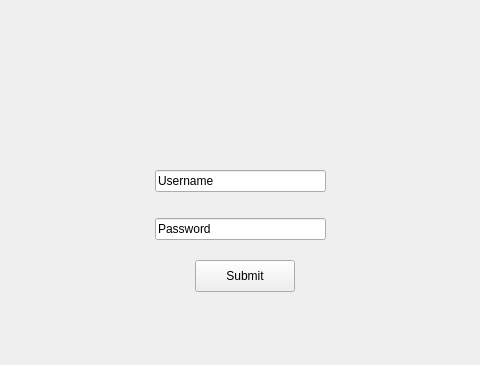
khbminus/fastTyping, file client/src/registerwindow.ui: the form before one commit; both pictures show x 145 to 625 and y 0 to 365 of the 800 by 600 pixel window.
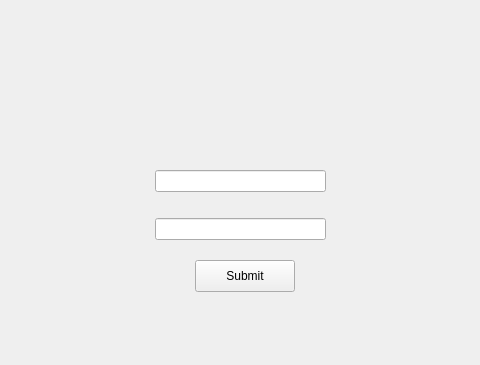
The form after the commit.

The edit to the form file:
```diff
--- a/client/src/registerwindow.ui
+++ b/client/src/registerwindow.ui
@@ -40,7 +40,7 @@
      <string>return</string>
     </property>
    </widget>
-   <widget class="QWidget" name="">
+   <widget class="QWidget" name="layoutWidget">
     <property name="geometry">
      <rect>
       <x>300</x>
@@ -53,14 +53,14 @@
      <item>
       <widget class="QLineEdit" name="Username">
        <property name="text">
-        <string>Username</string>
+        <string/>
        </property>
       </widget>
      </item>
      <item>
       <widget class="QLineEdit" name="Password">
        <property name="text">
-        <string>Password</string>
+        <string/>
        </property>
       </widget>
      </item>
```
